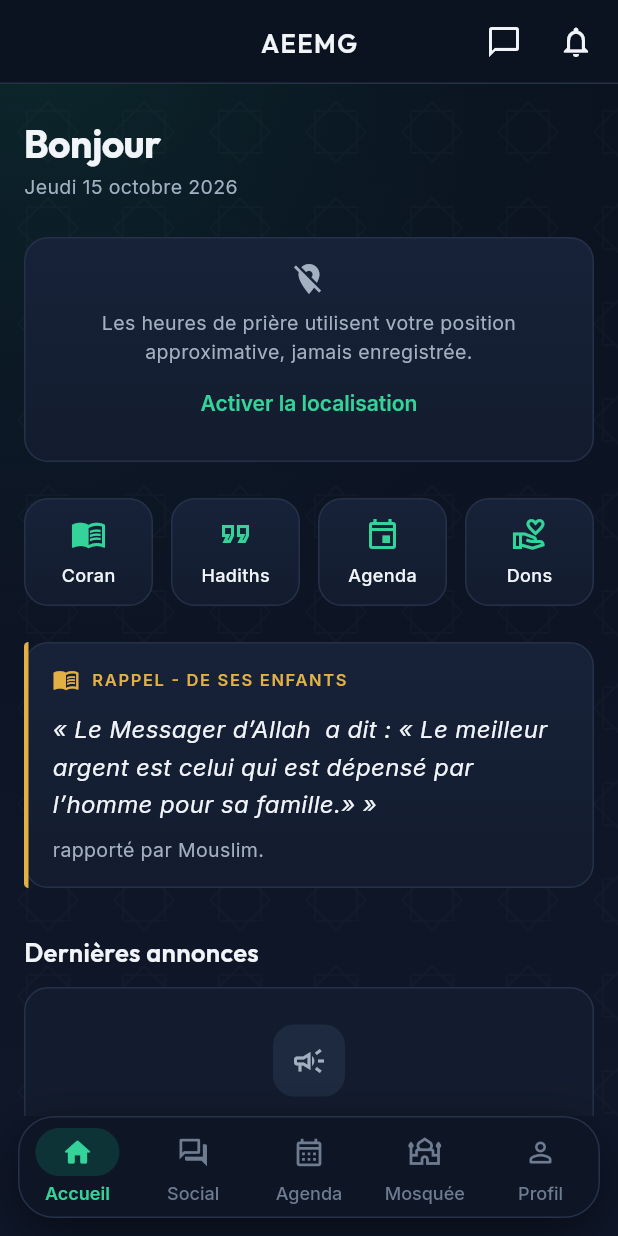
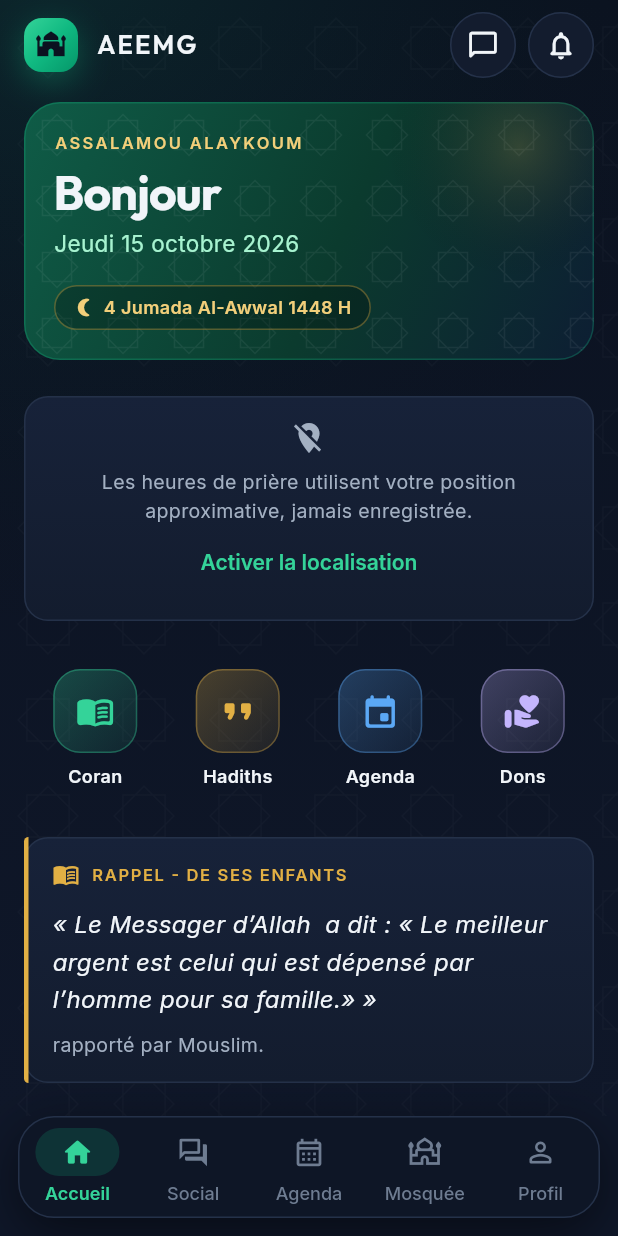
Before and after one commit to sorail742/aeemg, a Flutter app: the screen it shows after launch, on a phone screen of 412 x 824 dp. Run offline on Flutter 3.47's test engine with Material 3 defaults, Android fonts, the phone set to English and light mode, and no system bars; drawn by our look-alikes of flutter_animate; our stand-ins replace adhan, audioplayers, emoji_picker_flutter, flutter_local_notifications, flutter_riverpod, geocoding and 12 more; missing offline and left inert: quran, record; accounts and stored records are empty.

Commit message:
style(AMEL-027): accueil v3 — bandeau, raccourcis et apparitions
- En-tête : marque AEEMG et boutons ronds messages/notifications
  (badge du nombre de notifications non lues).
- Bandeau AeemgHero : « Assalamou alaykoum », salutation selon l'heure,
  date grégorienne et pastille de la date hégirienne.
- Raccourcis en pastilles teintées (Coran, Hadiths, Agenda, Dons) avec
  retour tactile et sémantique de bouton.
- Blocs de l'écran en apparition décalée ; chargements en squelettes.
- Widgets de l'accueil déplacés dans widgets/home_widgets.dart
  (home_screen.dart repasse sous 400 lignes).

Co-Authored-By: Claude Opus 5.5 <noreply@anthropic.com>
Claude-Session: https://claude.ai/code/session_01QuFgH5bJG7KeUt3vrEj1V2

```diff
--- a/lib/features/home/presentation/home_screen.dart
+++ b/lib/features/home/presentation/home_screen.dart
@@ -2,7 +2,7 @@ import 'package:flutter/material.dart';
 import 'package:flutter_riverpod/flutter_riverpod.dart';
 import 'package:go_router/go_router.dart';
 import 'package:intl/intl.dart';
-import 'package:flutter_animate/flutter_animate.dart';
+import 'package:hijri/hijri_calendar.dart';
 
 import '../../../core/theme/app_colors.dart';
 import '../../../core/utils/supabase_errors.dart';
@@ -10,6 +10,8 @@ import '../../../core/theme/app_spacing.dart';
 import '../../../core/theme/app_typography.dart';
 import '../../../shared/widgets/announcement_detail_dialog.dart';
 import '../../../shared/widgets/ds/aeemg_card.dart';
+import '../../../shared/widgets/ds/aeemg_hero.dart';
+import '../../../shared/widgets/ds/aeemg_motion.dart';
 import '../../../shared/widgets/ds/aeemg_section.dart';
 import '../../../shared/widgets/ds/islamic_background.dart';
 import '../../auth/presentation/providers/auth_provider.dart';
@@ -18,6 +20,7 @@ import '../../messages/presentation/providers/messages_provider.dart';
 import '../../notifications/presentation/providers/notifications_provider.dart';
 import '../../islamic/presentation/widgets/prayer_times_widget.dart';
 import 'providers/home_provider.dart';
+import 'widgets/home_widgets.dart';
 
 class HomeScreen extends ConsumerWidget {
   const HomeScreen({super.key});
@@ -39,34 +42,16 @@ class HomeScreen extends ConsumerWidget {
     final dateFormat = DateFormat('EEE d MMM · HH:mm', 'fr');
     final now = DateTime.now();
 
+    final hijri = HijriCalendar.fromDate(now);
+    var index = 0;
+    Widget item(Widget child) => child.reveal(context, index: index++);
+
     return Scaffold(
       backgroundColor: AppColors.background,
-      appBar: AppBar(
-        title: Text(
-          'AEEMG',
-          style: AppTypography.h3.copyWith(letterSpacing: 1),
-        ),
-        actions: [
-          IconButton(
-            tooltip: 'Messages',
-            icon: const Icon(Icons.chat_bubble_outline),
-            onPressed: () => context.push('/messages'),
-          ),
-          IconButton(
-            tooltip: 'Notifications',
-            icon: Badge(
-              isLabelVisible: unreadCount > 0,
-              backgroundColor: AppColors.error,
-              label: Text('$unreadCount'),
-              child: const Icon(Icons.notifications_none),
-            ),
-            onPressed: () => context.push('/notifications'),
-          ),
-          const SizedBox(width: AppSpacing.xs),
-        ],
-      ),
       body: IslamicBackground(
         withPattern: true,
+        child: SafeArea(
+          bottom: false,
           child: RefreshIndicator(
             color: AppColors.emerald,
             onRefresh: () async {
@@ -77,53 +62,84 @@ class HomeScreen extends ConsumerWidget {
             child: ListView(
               padding: const EdgeInsets.fromLTRB(
                 AppSpacing.md,
-              AppSpacing.lg,
+                AppSpacing.sm,
                 AppSpacing.md,
                 AppSpacing.xxl,
               ),
               children: [
-              Text(_greeting(now), style: AppTypography.h1),
+                item(HomeTopBar(unreadCount: unreadCount)),
+                const SizedBox(height: AppSpacing.md),
+                item(
+                  AeemgHero(
+                    child: Column(
+                      crossAxisAlignment: CrossAxisAlignment.start,
+                      children: [
+                        Text(
+                          'ASSALAMOU ALAYKOUM',
+                          style: AppTypography.overline.copyWith(
+                            color: AppColors.goldLight,
+                            letterSpacing: 1.6,
+                          ),
+                        ),
+                        const SizedBox(height: AppSpacing.sm),
+                        Text(_greeting(now), style: AppTypography.display),
                         const SizedBox(height: AppSpacing.xs),
                         Text(
                           toBeginningOfSentenceCase(
                             DateFormat('EEEE d MMMM y', 'fr').format(now),
                           ),
-                style: AppTypography.bodySmall,
+                          style: AppTypography.body.copyWith(
+                            color: AppColors.lightEmerald,
+                          ),
+                        ),
+                        const SizedBox(height: AppSpacing.md),
+                        HomeHeroChip(
+                          icon: Icons.nightlight_round,
+                          label:
+                              '${hijri.hDay} ${hijri.longMonthName} ${hijri.hYear} H',
+                        ),
+                      ],
+                    ),
+                  ),
                 ),
                 const SizedBox(height: AppSpacing.lg),
 
-              const PrayerTimesWidget(),
+                item(const PrayerTimesWidget()),
                 const SizedBox(height: AppSpacing.lg),
 
+                item(
                   Row(
                     children: [
-                  _QuickAccess(
-                    icon: Icons.menu_book_outlined,
+                      HomeQuickAccess(
+                        icon: Icons.menu_book_rounded,
                         label: 'Coran',
+                        tint: AppColors.brightGreen,
                         onTap: () => context.push('/quran'),
                       ),
-                  const SizedBox(width: AppSpacing.smMd),
-                  _QuickAccess(
-                    icon: Icons.format_quote_outlined,
+                      HomeQuickAccess(
+                        icon: Icons.format_quote_rounded,
                         label: 'Hadiths',
+                        tint: AppColors.gold,
                         onTap: () => context.push('/hadith'),
                       ),
-                  const SizedBox(width: AppSpacing.smMd),
-                  _QuickAccess(
-                    icon: Icons.event_outlined,
+                      HomeQuickAccess(
+                        icon: Icons.event_rounded,
                         label: 'Agenda',
+                        tint: AppColors.info,
                         onTap: () => context.go('/agenda'),
                       ),
-                  const SizedBox(width: AppSpacing.smMd),
-                  _QuickAccess(
-                    icon: Icons.volunteer_activism_outlined,
+                      HomeQuickAccess(
+                        icon: Icons.volunteer_activism_rounded,
                         label: 'Dons',
+                        tint: AppColors.violet,
                         onTap: () => context.push('/donations'),
                       ),
                     ],
                   ),
+                ),
                 const SizedBox(height: AppSpacing.lg),
 
+                item(
                   verseAsync.when(
                     data: (verse) => AeemgAccentCard(
                       title: verse.title ?? 'Rappel du jour',
@@ -131,10 +147,7 @@ class HomeScreen extends ConsumerWidget {
                       source: verse.source,
                       onTap: () => context.push('/hadith'),
                     ),
-                loading: () => const AeemgAccentCard(
-                  title: 'Rappel du jour',
-                  body: 'Chargement…',
-                ),
+                    loading: () => const AeemgSkeletonTile(),
                     error: (_, _) => const AeemgAccentCard(
                       title: 'Rappel du jour',
                       body:
@@ -142,9 +155,11 @@ class HomeScreen extends ConsumerWidget {
                       source: 'Coran 3:103',
                     ),
                   ),
+                ),
                 const SizedBox(height: AppSpacing.xl),
 
-              const AeemgSectionHeader(title: 'Dernières annonces'),
+                item(const AeemgSectionHeader(title: 'Dernières annonces')),
+                item(
                   announcementsAsync.when(
                     data: (announcements) {
                       if (announcements.isEmpty) {
@@ -159,8 +174,10 @@ class HomeScreen extends ConsumerWidget {
                         children: [
                           for (final a in announcements)
                             Padding(
-                          padding: const EdgeInsets.only(bottom: AppSpacing.sm),
-                          child: _ListCard(
+                              padding: const EdgeInsets.only(
+                                bottom: AppSpacing.sm,
+                              ),
+                              child: HomeListCard(
                                 icon: Icons.campaign_outlined,
                                 highlight: a.isImportant,
                                 title: a.title,
@@ -180,7 +197,7 @@ class HomeScreen extends ConsumerWidget {
                         ],
                       );
                     },
-                loading: () => const _SectionLoading(),
+                    loading: () => const AeemgSkeletonTile(),
                     error: (e, _) => AeemgEmptyState(
                       compact: true,
                       icon: Icons.cloud_off_outlined,
@@ -188,9 +205,11 @@ class HomeScreen extends ConsumerWidget {
                       message: friendlySupabaseError(e),
                     ),
                   ),
+                ),
                 const SizedBox(height: AppSpacing.xl),
 
-              const AeemgSectionHeader(title: 'Prochain événement'),
+                item(const AeemgSectionHeader(title: 'Prochain événement')),
+                item(
                   nextEventAsync.when(
                     data: (event) {
                       if (event == null) {
@@ -202,7 +221,7 @@ class HomeScreen extends ConsumerWidget {
                               'Consultez l\'agenda pour les activités passées.',
                         );
                       }
-                  return _ListCard(
+                      return HomeListCard(
                         icon: Icons.event_outlined,
                         highlight: true,
                         title: event.title,
@@ -216,7 +235,7 @@ class HomeScreen extends ConsumerWidget {
                             ),
                       );
                     },
-                loading: () => const _SectionLoading(),
+                    loading: () => const AeemgSkeletonTile(),
                     error: (e, _) => AeemgEmptyState(
                       compact: true,
                       icon: Icons.cloud_off_outlined,
@@ -224,118 +243,12 @@ class HomeScreen extends ConsumerWidget {
                       message: friendlySupabaseError(e),
                     ),
                   ),
+                ),
               ],
-          ).animate().fadeIn(duration: 250.ms),
+            ),
+          ),
         ),
       ),
     );
   }
 }
-
-/// Raccourci de l'accueil : quatre tuiles de même largeur, une seule couleur d'icône.
-class _QuickAccess extends StatelessWidget {
-  const _QuickAccess({
-    required this.icon,
-    required this.label,
-    required this.onTap,
-  });
-
-  final IconData icon;
-  final String label;
-  final VoidCallback onTap;
-
-  @override
-  Widget build(BuildContext context) {
-    return Expanded(
-      child: AeemgCard(
-        onTap: onTap,
-        padding: const EdgeInsets.symmetric(vertical: AppSpacing.smMd),
-        child: Column(
-          mainAxisSize: MainAxisSize.min,
-          children: [
-            Icon(icon, color: AppColors.brightGreen, size: 24),
-            const SizedBox(height: AppSpacing.sm),
-            Text(
-              label,
-              style: AppTypography.caption.copyWith(color: AppColors.white),
-              maxLines: 1,
-              overflow: TextOverflow.ellipsis,
-            ),
-          ],
-        ),
-      ),
-    );
-  }
-}
-
-/// Ligne de liste en carte : pastille d'icône, titre, sous-titre sur deux lignes.
-class _ListCard extends StatelessWidget {
-  const _ListCard({
-    required this.icon,
-    required this.title,
-    required this.subtitle,
-    required this.onTap,
-    this.highlight = false,
-  });
-
-  final IconData icon;
-  final String title;
-  final String subtitle;
-  final VoidCallback onTap;
-  final bool highlight;
-
-  @override
-  Widget build(BuildContext context) {
-    final tint = highlight ? AppColors.gold : AppColors.brightGreen;
-    return AeemgCard(
-      onTap: onTap,
-      child: Row(
-        children: [
-          Container(
-            padding: const EdgeInsets.all(AppSpacing.sm),
-            decoration: BoxDecoration(
-              color: tint.withValues(alpha: 0.12),
-              borderRadius: BorderRadius.circular(10),
-            ),
-            child: Icon(icon, color: tint, size: 20),
-          ),
-          const SizedBox(width: AppSpacing.smMd),
-          Expanded(
-            child: Column(
-              crossAxisAlignment: CrossAxisAlignment.start,
-              children: [
-                Text(
-                  title,
-                  style: AppTypography.h4,
-                  maxLines: 1,
-                  overflow: TextOverflow.ellipsis,
-                ),
-                const SizedBox(height: 2),
-                Text(
-                  subtitle,
-                  maxLines: 2,
-                  overflow: TextOverflow.ellipsis,
-                  style: AppTypography.bodySmall,
-                ),
-              ],
-            ),
-          ),
-          const SizedBox(width: AppSpacing.sm),
-          const Icon(Icons.chevron_right, color: AppColors.textTertiary),
-        ],
-      ),
-    );
-  }
-}
-
-class _SectionLoading extends StatelessWidget {
-  const _SectionLoading();
-
-  @override
-  Widget build(BuildContext context) {
-    return const ClipRRect(
-      borderRadius: BorderRadius.all(Radius.circular(4)),
-      child: LinearProgressIndicator(minHeight: 2),
-    );
-  }
-}
--- /dev/null
+++ b/lib/features/home/presentation/widgets/home_widgets.dart
@@ -0,0 +1,262 @@
+import 'package:flutter/material.dart';
+import 'package:go_router/go_router.dart';
+
+import '../../../../core/theme/app_colors.dart';
+import '../../../../core/theme/app_gradients.dart';
+import '../../../../core/theme/app_radius.dart';
+import '../../../../core/theme/app_shadows.dart';
+import '../../../../core/theme/app_spacing.dart';
+import '../../../../core/theme/app_typography.dart';
+import '../../../../shared/widgets/ds/aeemg_card.dart';
+import '../../../../shared/widgets/ds/aeemg_motion.dart';
+
+/// En-tête compact : marque et accès rapides aux messages et notifications.
+class HomeTopBar extends StatelessWidget {
+  const HomeTopBar({super.key, required this.unreadCount});
+
+  final int unreadCount;
+
+  @override
+  Widget build(BuildContext context) {
+    return Row(
+      children: [
+        Container(
+          width: 36,
+          height: 36,
+          decoration: BoxDecoration(
+            gradient: AppGradients.primary,
+            borderRadius: BorderRadius.circular(AppRadius.medium),
+            boxShadow: AppShadows.glow,
+          ),
+          child: const Icon(
+            Icons.mosque_rounded,
+            color: AppColors.onPrimary,
+            size: 20,
+          ),
+        ),
+        const SizedBox(width: AppSpacing.smMd),
+        Text('AEEMG', style: AppTypography.h3.copyWith(letterSpacing: 1.5)),
+        const Spacer(),
+        _RoundAction(
+          tooltip: 'Messages',
+          icon: Icons.chat_bubble_outline_rounded,
+          onTap: () => context.push('/messages'),
+        ),
+        const SizedBox(width: AppSpacing.sm),
+        _RoundAction(
+          tooltip: 'Notifications',
+          icon: Icons.notifications_none_rounded,
+          badge: unreadCount,
+          onTap: () => context.push('/notifications'),
+        ),
+      ],
+    );
+  }
+}
+
+class _RoundAction extends StatelessWidget {
+  const _RoundAction({
+    required this.tooltip,
+    required this.icon,
+    required this.onTap,
+    this.badge = 0,
+  });
+
+  final String tooltip;
+  final IconData icon;
+  final VoidCallback onTap;
+  final int badge;
+
+  @override
+  Widget build(BuildContext context) {
+    return Tooltip(
+      message: tooltip,
+      child: AeemgPressable(
+        child: Material(
+          color: AppColors.cardSurface,
+          shape: const CircleBorder(side: BorderSide(color: AppColors.border)),
+          child: InkWell(
+            customBorder: const CircleBorder(),
+            onTap: onTap,
+            child: SizedBox(
+              width: 44,
+              height: 44,
+              child: Badge(
+                isLabelVisible: badge > 0,
+                backgroundColor: AppColors.error,
+                label: Text('$badge'),
+                child: Icon(icon, color: AppColors.white, size: 22),
+              ),
+            ),
+          ),
+        ),
+      ),
+    );
+  }
+}
+
+/// Pastille du bandeau (date hégirienne).
+class HomeHeroChip extends StatelessWidget {
+  const HomeHeroChip({super.key, required this.icon, required this.label});
+
+  final IconData icon;
+  final String label;
+
+  @override
+  Widget build(BuildContext context) {
+    return Container(
+      padding: const EdgeInsets.symmetric(
+        horizontal: AppSpacing.smMd,
+        vertical: AppSpacing.xs + 2,
+      ),
+      decoration: BoxDecoration(
+        color: AppColors.scrim.withValues(alpha: 0.25),
+        borderRadius: AppRadius.pillBorder,
+        border: Border.all(color: AppColors.gold.withValues(alpha: 0.35)),
+      ),
+      child: Row(
+        mainAxisSize: MainAxisSize.min,
+        children: [
+          Icon(icon, size: 14, color: AppColors.goldLight),
+          const SizedBox(width: AppSpacing.xs + 2),
+          Text(
+            label,
+            style: AppTypography.caption.copyWith(
+              color: AppColors.goldLight,
+              fontWeight: FontWeight.w600,
+            ),
+          ),
+        ],
+      ),
+    );
+  }
+}
+
+/// Raccourci de l'accueil : pastille d'icône teintée (une couleur par usage) et libellé.
+class HomeQuickAccess extends StatelessWidget {
+  const HomeQuickAccess({
+    super.key,
+    required this.icon,
+    required this.label,
+    required this.tint,
+    required this.onTap,
+  });
+
+  final IconData icon;
+  final String label;
+  final Color tint;
+  final VoidCallback onTap;
+
+  @override
+  Widget build(BuildContext context) {
+    return Expanded(
+      child: Semantics(
+        button: true,
+        label: label,
+        excludeSemantics: true,
+        child: AeemgPressable(
+          child: InkWell(
+            onTap: onTap,
+            borderRadius: AppRadius.cardBorder,
+            child: Padding(
+              padding: const EdgeInsets.symmetric(vertical: AppSpacing.sm),
+              child: Column(
+                mainAxisSize: MainAxisSize.min,
+                children: [
+                  Container(
+                    width: 56,
+                    height: 56,
+                    decoration: BoxDecoration(
+                      gradient: LinearGradient(
+                        begin: Alignment.topLeft,
+                        end: Alignment.bottomRight,
+                        colors: [
+                          tint.withValues(alpha: 0.28),
+                          tint.withValues(alpha: 0.08),
+                        ],
+                      ),
+                      borderRadius: BorderRadius.circular(18),
+                      border: Border.all(color: tint.withValues(alpha: 0.35)),
+                    ),
+                    child: Icon(icon, color: tint, size: 26),
+                  ),
+                  const SizedBox(height: AppSpacing.sm),
+                  Text(
+                    label,
+                    style: AppTypography.caption.copyWith(
+                      color: AppColors.white,
+                      fontWeight: FontWeight.w600,
+                    ),
+                    maxLines: 1,
+                    overflow: TextOverflow.ellipsis,
+                  ),
+                ],
+              ),
+            ),
+          ),
+        ),
+      ),
+    );
+  }
+}
+
+/// Ligne de liste en carte : pastille d'icône, titre, sous-titre sur deux lignes.
+class HomeListCard extends StatelessWidget {
+  const HomeListCard({
+    super.key,
+    required this.icon,
+    required this.title,
+    required this.subtitle,
+    required this.onTap,
+    this.highlight = false,
+  });
+
+  final IconData icon;
+  final String title;
+  final String subtitle;
+  final VoidCallback onTap;
+  final bool highlight;
+
+  @override
+  Widget build(BuildContext context) {
+    final tint = highlight ? AppColors.gold : AppColors.brightGreen;
+    return AeemgCard(
+      onTap: onTap,
+      child: Row(
+        children: [
+          Container(
+            padding: const EdgeInsets.all(AppSpacing.sm),
+            decoration: BoxDecoration(
+              color: tint.withValues(alpha: 0.12),
+              borderRadius: BorderRadius.circular(10),
+            ),
+            child: Icon(icon, color: tint, size: 20),
+          ),
+          const SizedBox(width: AppSpacing.smMd),
+          Expanded(
+            child: Column(
+              crossAxisAlignment: CrossAxisAlignment.start,
+              children: [
+                Text(
+                  title,
+                  style: AppTypography.h4,
+                  maxLines: 1,
+                  overflow: TextOverflow.ellipsis,
+                ),
+                const SizedBox(height: 2),
+                Text(
+                  subtitle,
+                  maxLines: 2,
+                  overflow: TextOverflow.ellipsis,
+                  style: AppTypography.bodySmall,
+                ),
+              ],
+            ),
+          ),
+          const SizedBox(width: AppSpacing.sm),
+          const Icon(Icons.chevron_right, color: AppColors.textTertiary),
+        ],
+      ),
+    );
+  }
+}
```
Also changed, not shown: 1 other file. Lines whose indentation alone changed are shown as unchanged.
